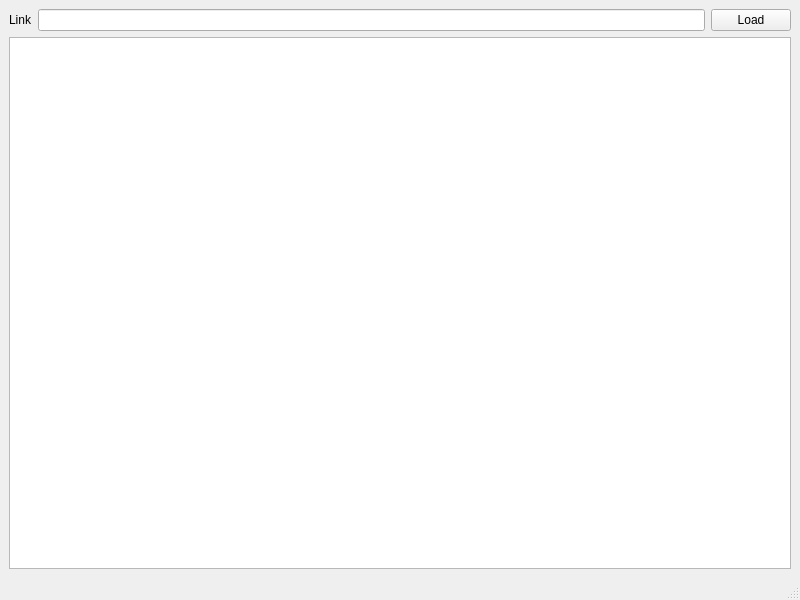
The window that QtRSSReader/src/ui/mainwindow.ui (ignabelitzky/qt-rss-reader) describes before a commit, drawn with Qt 5.
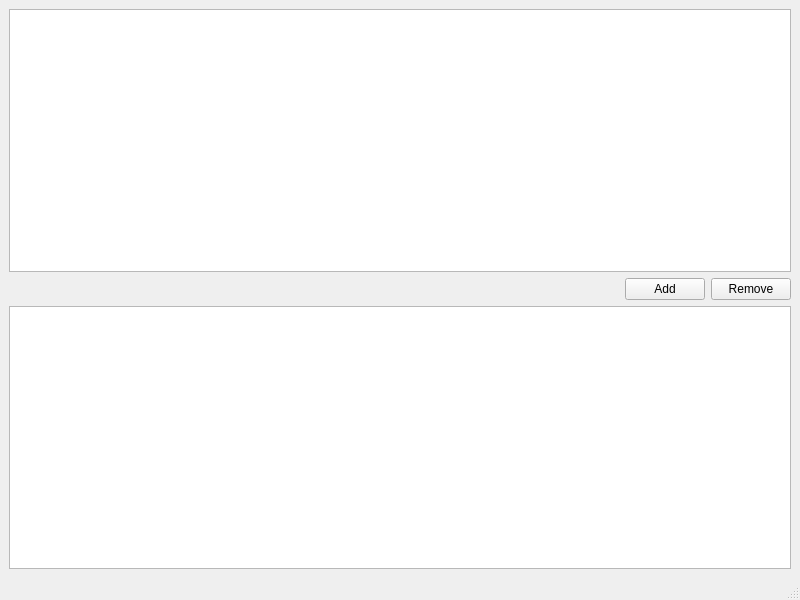
The same window after the commit.

Commit message: Now the program uses a SQLite database to persist the links and show the RSS feed

Diff of the .ui file:
```diff
--- a/QtRSSReader/src/ui/mainwindow.ui
+++ b/QtRSSReader/src/ui/mainwindow.ui
@@ -15,22 +15,35 @@
   </property>
   <widget class="QWidget" name="centralwidget">
    <layout class="QVBoxLayout" name="verticalLayout">
+    <item>
+     <widget class="QTableView" name="feedTableView"/>
+    </item>
     <item>
      <layout class="QHBoxLayout" name="horizontalLayout">
       <item>
-       <widget class="QLabel" name="rssLinkLabel">
+       <spacer name="horizontalSpacer">
+        <property name="orientation">
+         <enum>Qt::Orientation::Horizontal</enum>
+        </property>
+        <property name="sizeHint" stdset="0">
+         <size>
+          <width>40</width>
+          <height>20</height>
+         </size>
+        </property>
+       </spacer>
+      </item>
+      <item>
+       <widget class="QPushButton" name="addButton">
         <property name="text">
-         <string>Link</string>
+         <string>Add</string>
         </property>
        </widget>
       </item>
       <item>
-       <widget class="QLineEdit" name="urlLineEdit"/>
-      </item>
-      <item>
-       <widget class="QPushButton" name="loadButton">
+       <widget class="QPushButton" name="removeButton">
         <property name="text">
-         <string>Load</string>
+         <string>Remove</string>
         </property>
        </widget>
       </item>
```
The commit also changes 14 other files.
